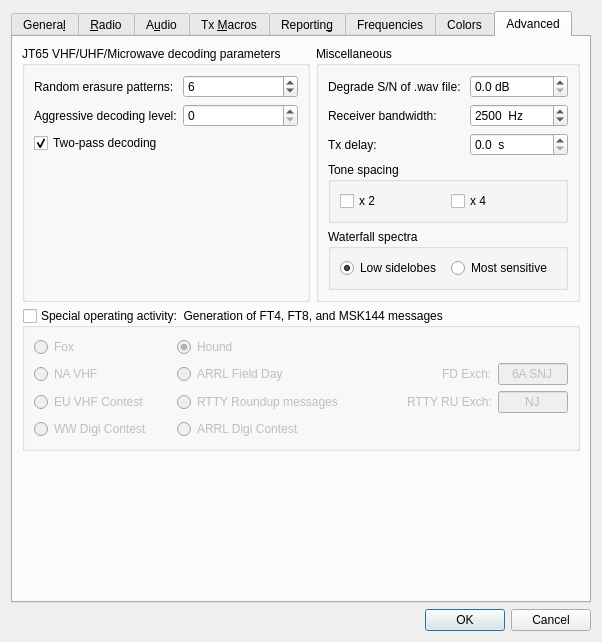
Above: Configuration.ui from saitohirga/WSJT-X before the change. Below: the same form after it.
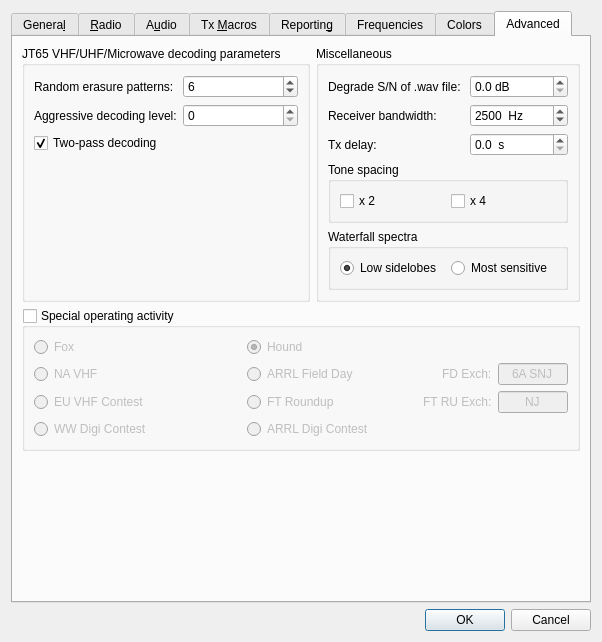
That is the form after the change. The open tabs and pages were chosen to show the change. Custom widgets are drawn as their Qt base class.

Commit message: Change visible references from "RTTY Roundup" to "FT Roundup".  Clean up the Settings | Advanced page.

```diff
--- a/Configuration.ui
+++ b/Configuration.ui
@@ -2517,7 +2517,7 @@
        <item row="1" column="0" colspan="2">
         <widget class="QGroupBox" name="gbSpecialOpActivity">
          <property name="title">
-          <string>Special operating activity:  Generation of FT4, FT8, and MSK144 messages</string>
+          <string>Special operating activity</string>
          </property>
          <property name="checkable">
           <bool>true</bool>
@@ -2723,7 +2723,7 @@
                <string>R T T Y Roundup</string>
               </property>
               <property name="text">
-               <string>RTTY Roundup messages</string>
+               <string>FT Roundup</string>
               </property>
               <attribute name="buttonGroup">
                <string notr="true">special_op_activity_button_group</string>
@@ -2751,7 +2751,7 @@
                  <string>RTTY Roundup exchange</string>
                 </property>
                 <property name="text">
-                 <string>RTTY RU Exch:</string>
+                 <string>FT RU Exch:</string>
                 </property>
                 <property name="buddy">
                  <cstring>RTTY_Exchange</cstring>
```
Left out of the diff: 8 changed lines with no effect on the pictures.
